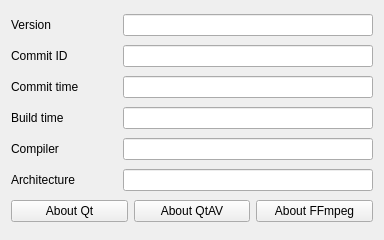
First picture: the form in src/ddmain/forms/aboutdialog.ui, repository wangwenx190/dynamic-desktop, before the edit.
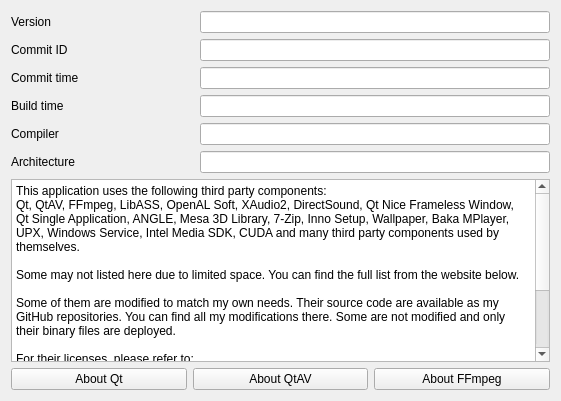
Second picture: the form after the edit.

```diff
--- a/src/ddmain/forms/aboutdialog.ui
+++ b/src/ddmain/forms/aboutdialog.ui
@@ -6,8 +6,8 @@
    <rect>
     <x>0</x>
     <y>0</y>
-    <width>384</width>
-    <height>240</height>
+    <width>561</width>
+    <height>401</height>
    </rect>
   </property>
   <property name="windowTitle">
@@ -52,7 +52,7 @@
        </property>
        <property name="minimumSize">
         <size>
-         <width>250</width>
+         <width>350</width>
          <height>0</height>
         </size>
        </property>
@@ -101,7 +101,7 @@
        </property>
        <property name="minimumSize">
         <size>
-         <width>250</width>
+         <width>350</width>
          <height>0</height>
         </size>
        </property>
@@ -150,7 +150,7 @@
        </property>
        <property name="minimumSize">
         <size>
-         <width>250</width>
+         <width>350</width>
          <height>0</height>
         </size>
        </property>
@@ -199,7 +199,7 @@
        </property>
        <property name="minimumSize">
         <size>
-         <width>250</width>
+         <width>350</width>
          <height>0</height>
         </size>
        </property>
@@ -248,7 +248,7 @@
        </property>
        <property name="minimumSize">
         <size>
-         <width>250</width>
+         <width>350</width>
          <height>0</height>
         </size>
        </property>
@@ -297,7 +297,7 @@
        </property>
        <property name="minimumSize">
         <size>
-         <width>250</width>
+         <width>350</width>
          <height>0</height>
         </size>
        </property>
@@ -308,6 +308,35 @@
      </item>
     </layout>
    </item>
+   <item>
+    <widget class="QPlainTextEdit" name="plainTextEdit_important_notes">
+     <property name="undoRedoEnabled">
+      <bool>false</bool>
+     </property>
+     <property name="readOnly">
+      <bool>true</bool>
+     </property>
+     <property name="plainText">
+      <string>This application uses the following third party components:
+Qt, QtAV, FFmpeg, LibASS, OpenAL Soft, XAudio2, DirectSound, Qt Nice Frameless Window, Qt Single Application, ANGLE, Mesa 3D Library, 7-Zip, Inno Setup, Wallpaper, Baka MPlayer, UPX, Windows Service, Intel Media SDK, CUDA and many third party components used by themselves.
+
+Some may not listed here due to limited space. You can find the full list from the website below.
+
+Some of them are modified to match my own needs. Their source code are available as my GitHub repositories. You can find all my modifications there. Some are not modified and only their binary files are deployed.
+
+For their licenses, please refer to:
+https://github.com/wangwenx190/dynamic-desktop/blob/develop/LICENSE.md
+and:
+https://github.com/wangwenx190/dynamic-desktop/tree/develop/docs/licenses
+
+My GitHub repositories:
+https://github.com/wangwenx190?tab=repositories</string>
+     </property>
+     <property name="textInteractionFlags">
+      <set>Qt::NoTextInteraction</set>
+     </property>
+    </widget>
+   </item>
    <item>
     <layout class="QHBoxLayout" name="horizontalLayout">
      <item>
```
